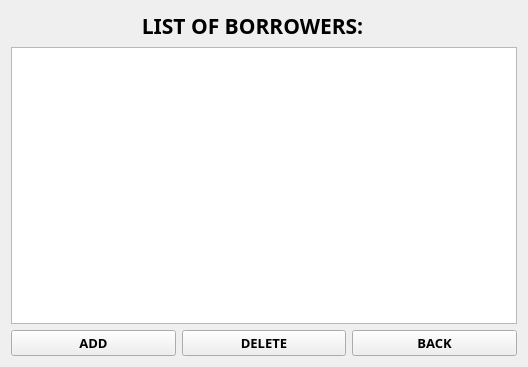
This is listborrowers.ui in markytools/sume-borrower-app as Qt 5 draws it before an edit. The edited form follows.
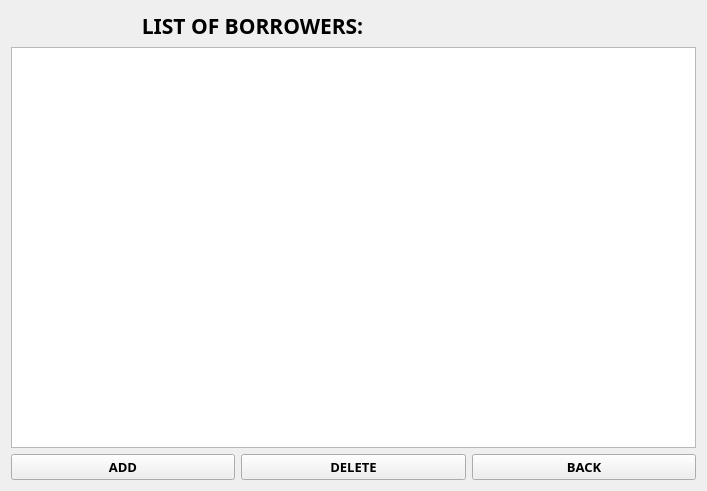
This is the edited form.

Patch:
```diff
--- a/listborrowers.ui
+++ b/listborrowers.ui
@@ -6,8 +6,8 @@
    <rect>
     <x>0</x>
     <y>0</y>
-    <width>528</width>
-    <height>367</height>
+    <width>707</width>
+    <height>491</height>
    </rect>
   </property>
   <property name="windowTitle">
```
Left out of the diff: 4 changed lines with no effect on the pictures.
